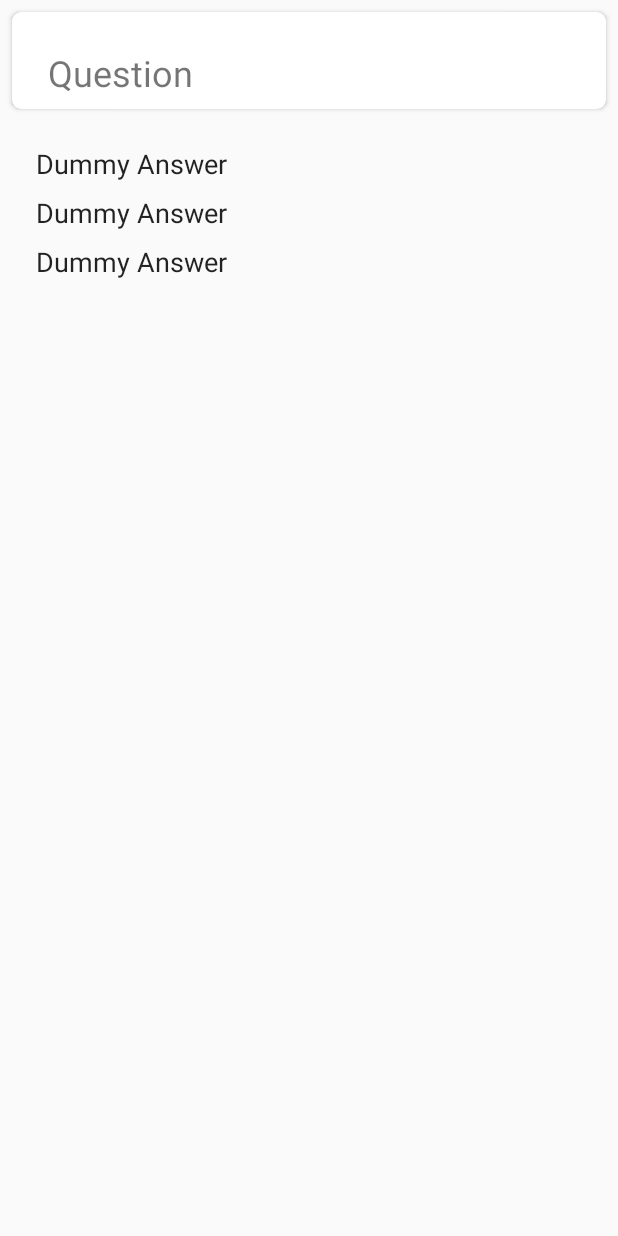
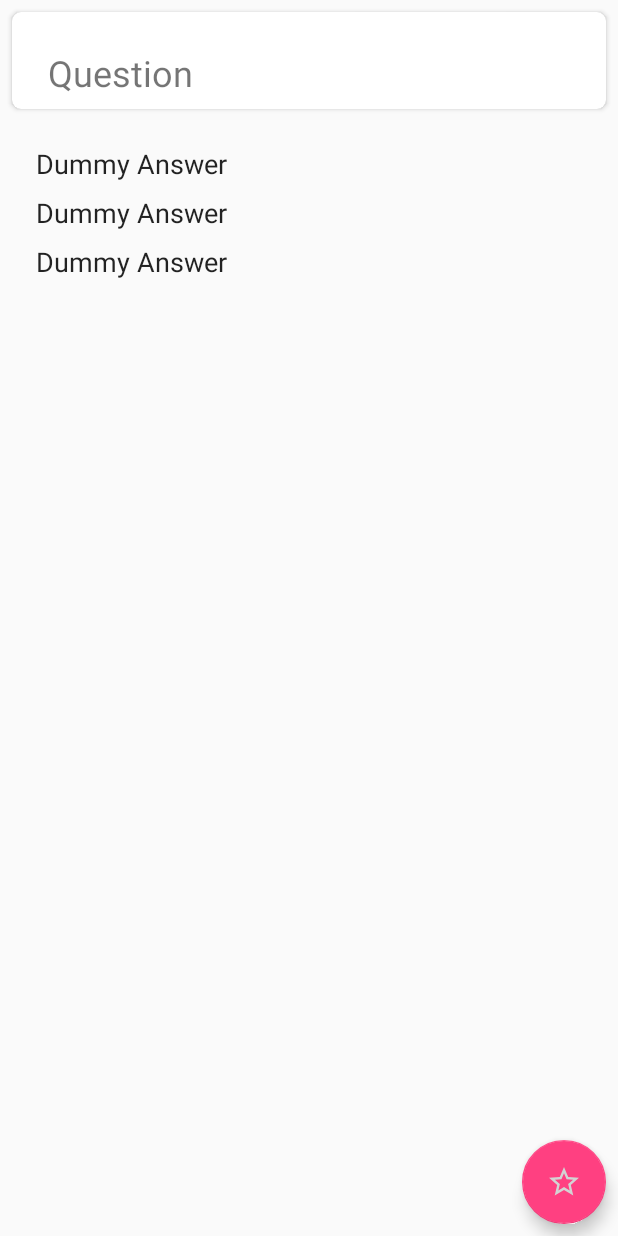
Before and after one commit to mohbou/Civic-Test-Citizenship, an Android app: the layout fragment_question_detail.xml on its own in the app's theme, with its tools: preview values and no code run, on a phone screen of 412 x 824 dp. Run offline under Robolectric (Android 15) with nearby library versions, the phone set to English and light mode, and no system bars.

Commit message:
complete filter list to see all or only questions marked for review

```diff
--- a/app/src/main/res/layout/fragment_question_detail.xml
+++ b/app/src/main/res/layout/fragment_question_detail.xml
@@ -8,6 +8,13 @@
 >
 
 
+    <com.google.android.material.floatingactionbutton.FloatingActionButton
+            android:layout_width="wrap_content"
+            android:layout_height="wrap_content"
+            android:clickable="true" app:srcCompat="@drawable/ic_review_unselected"
+            android:id="@+id/floatingActionButton" android:layout_marginBottom="8dp"
+            app:layout_constraintBottom_toBottomOf="parent" android:layout_marginEnd="8dp"
+            app:layout_constraintEnd_toEndOf="parent"/>
     <androidx.cardview.widget.CardView
             android:layout_width="match_parent"
             android:layout_height="wrap_content"
```
